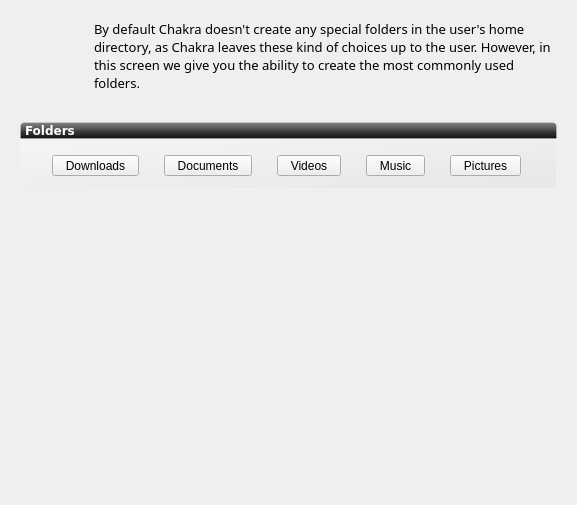
rshipp/kapudan, file ui/ui_scrFolder.ui: the form before one commit.
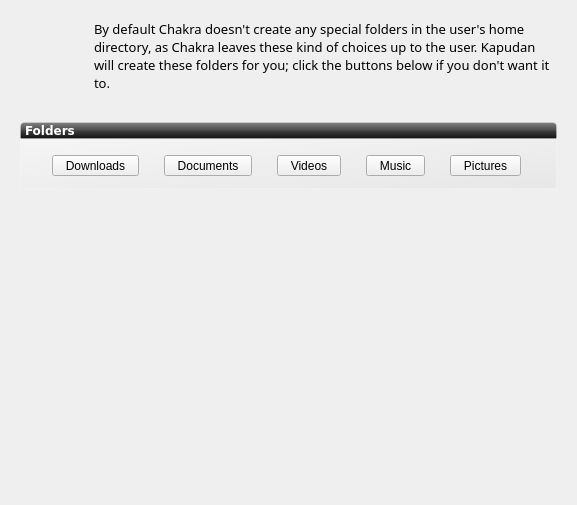
The form after the commit. Icons and pictures are not drawn.

Commit message: Folder creation is enabled by default.

What changed in the file:
```diff
--- a/ui/ui_scrFolder.ui
+++ b/ui/ui_scrFolder.ui
@@ -245,7 +245,7 @@
         <enum>QFrame::Raised</enum>
        </property>
        <property name="text">
-        <string>&lt;html&gt;&lt;head/&gt;&lt;body&gt;&lt;p&gt;By default Chakra doesn't create any special folders in the user's home directory, as Chakra leaves these kind of choices up to the user. However, in this screen we give you the ability to create the most commonly used folders.&lt;/p&gt;&lt;/body&gt;&lt;/html&gt;</string>
+        <string>&lt;html&gt;&lt;head/&gt;&lt;body&gt;&lt;p&gt;By default Chakra doesn't create any special folders in the user's home directory, as Chakra leaves these kind of choices up to the user. Kapudan will create these folders for you; click the buttons below if you don't want it to.&lt;/p&gt;&lt;/body&gt;&lt;/html&gt;</string>
        </property>
        <property name="wordWrap">
         <bool>true</bool>
```
The commit also changes 2 other files.
